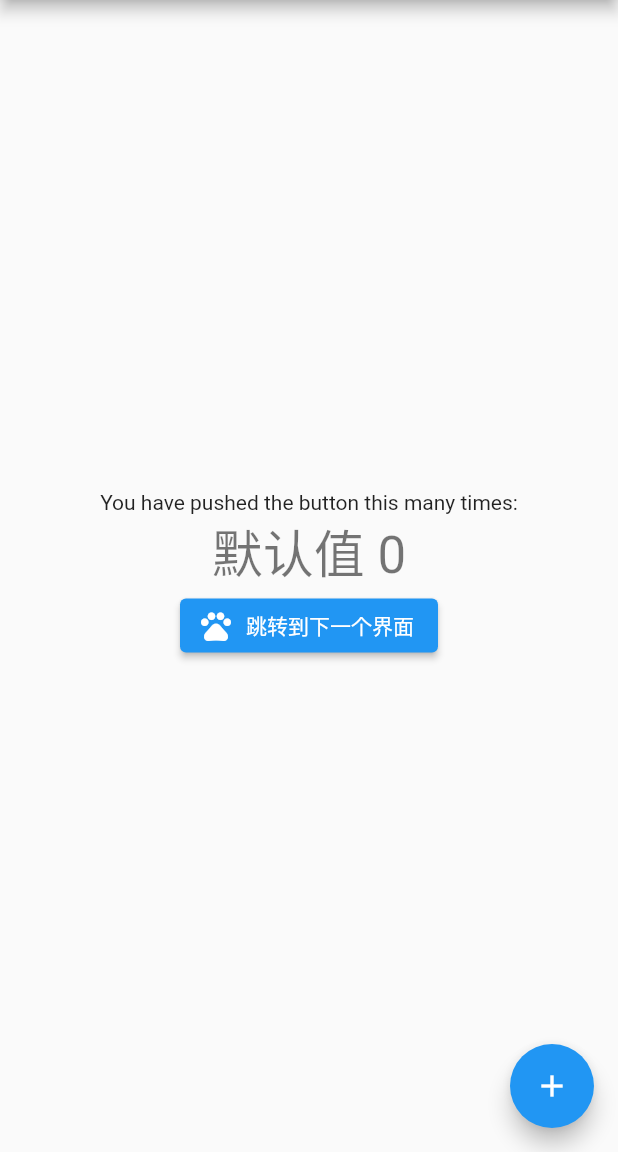
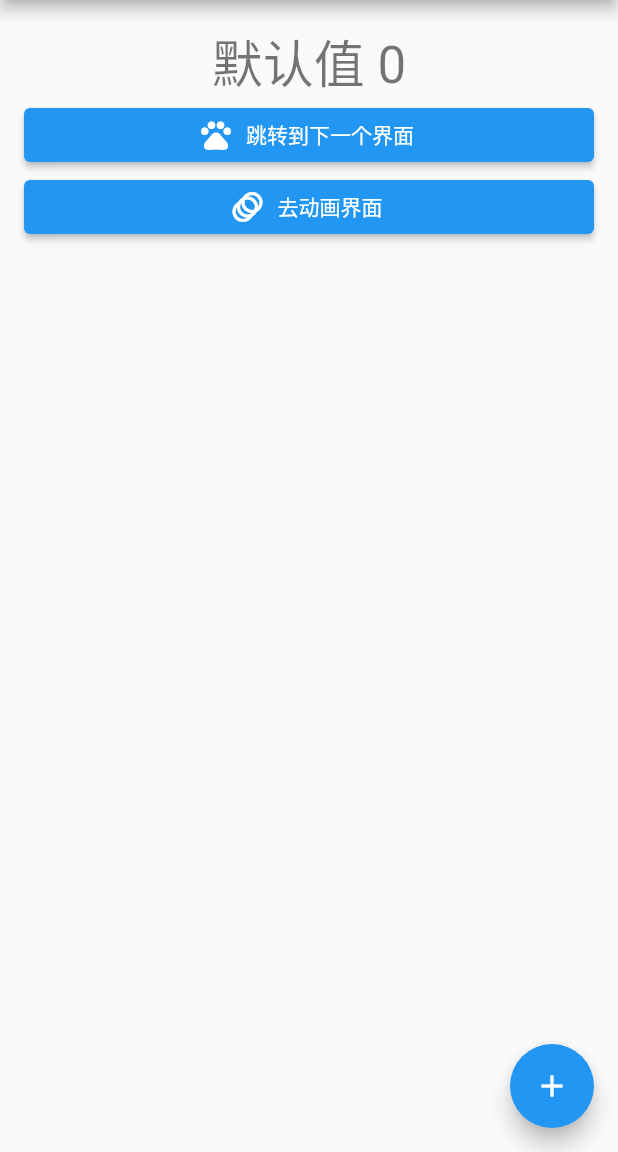
Before and after one commit to ShengkunZhang/GetXDemo, a Flutter app: the screen it shows after launch, on a phone screen of 412 x 824 dp, the part 84-1236 px from its top. Run offline on Flutter 3.47's test engine with Material 2 defaults, Android fonts, the phone set to English and light mode, and no system bars; our stand-ins replace get.

Commit message:
增加一个简单动画例子

```diff
--- /dev/null
+++ b/lib/animation/animation_binding.dart
@@ -0,0 +1,10 @@
+import 'package:get/get.dart';
+
+import 'animation_logic.dart';
+
+class AnimationBinding extends Bindings {
+  @override
+  void dependencies() {
+    Get.lazyPut(() => AnimationLogic());
+  }
+}
--- /dev/null
+++ b/lib/animation/animation_state.dart
@@ -0,0 +1,5 @@
+class AnimationState {
+  AnimationState() {
+    ///Initialize variables
+  }
+}
--- a/lib/home_page/home_view.dart
+++ b/lib/home_page/home_view.dart
@@ -14,26 +14,32 @@ class HomePage extends StatelessWidget {
       appBar: AppBar(
         title: const Text('GetX Demo'),
       ),
-      body: Center(
-        child: Column(
-          mainAxisAlignment: MainAxisAlignment.center,
-          children: <Widget>[
-            const Text(
-              'You have pushed the button this many times:',
-            ),
-            Obx(
-              () => Text(
-                '${logic.counterText} ${logic.counter}',
-                style: Theme.of(context).textTheme.headline4,
-              ),
-            ),
-            ElevatedButton.icon(
+      body: ListView.builder(
+        padding: const EdgeInsets.all(16),
+        itemBuilder: (context, index) {
+          if (index == 0) {
+            return Center(
+              child: Obx(() => Text(
+                    '${logic.counterText} ${logic.counter}',
+                    style: Theme.of(context).textTheme.headline4,
+                  )),
+            );
+          } else if (index == 1) {
+            return ElevatedButton.icon(
               onPressed: () => logic.gotoNextScreen(),
               icon: const Icon(Icons.pets_outlined),
               label: const Text('跳转到下一个界面'),
-            ),
-          ],
-        ),
+            );
+          } else if (index == 2) {
+            return ElevatedButton.icon(
+              onPressed: () => logic.gotoAnimation(),
+              icon: const Icon(Icons.animation),
+              label: const Text('去动画界面'),
+            );
+          }
+          return Container();
+        },
+        itemCount: 10,
       ),
       floatingActionButton: FloatingActionButton(
         onPressed: () => logic.addCounter(),
--- a/lib/routes/app_pages.dart
+++ b/lib/routes/app_pages.dart
@@ -1,4 +1,6 @@
 import 'package:get/get.dart';
+import 'package:getx_demo/animation/animation_binding.dart';
+import 'package:getx_demo/animation/animation_view.dart';
 import 'package:getx_demo/home_page/home_view.dart';
 import 'package:getx_demo/home_page/home_binding.dart';
 import 'package:getx_demo/nobind_page/nobind_view.dart';
@@ -17,5 +19,10 @@ class AppPages {
       name: AppRoutes.DETAIL,
       page: () => const NobindPage(),
     ),
+    GetPage(
+      name: AppRoutes.animation,
+      page: () => const AnimationPage(),
+      binding: AnimationBinding(),
+    ),
   ];
 }
--- a/lib/routes/app_routes.dart
+++ b/lib/routes/app_routes.dart
@@ -3,6 +3,7 @@ part of 'app_pages.dart';
 abstract class AppRoutes {
   static const MAINVIEW = "/";
   static const DETAIL = '/detail';
+  static const animation = '/animation';
 }
 
 extension RoutesExtension on String {
```
Also changed, not shown: lib/animation/animation_logic.dart (added, +7 -0 lines), lib/animation/animation_view.dart (added, +360 -0 lines), lib/home_page/home_logic.dart (+7 -0 lines), pubspec.lock.
